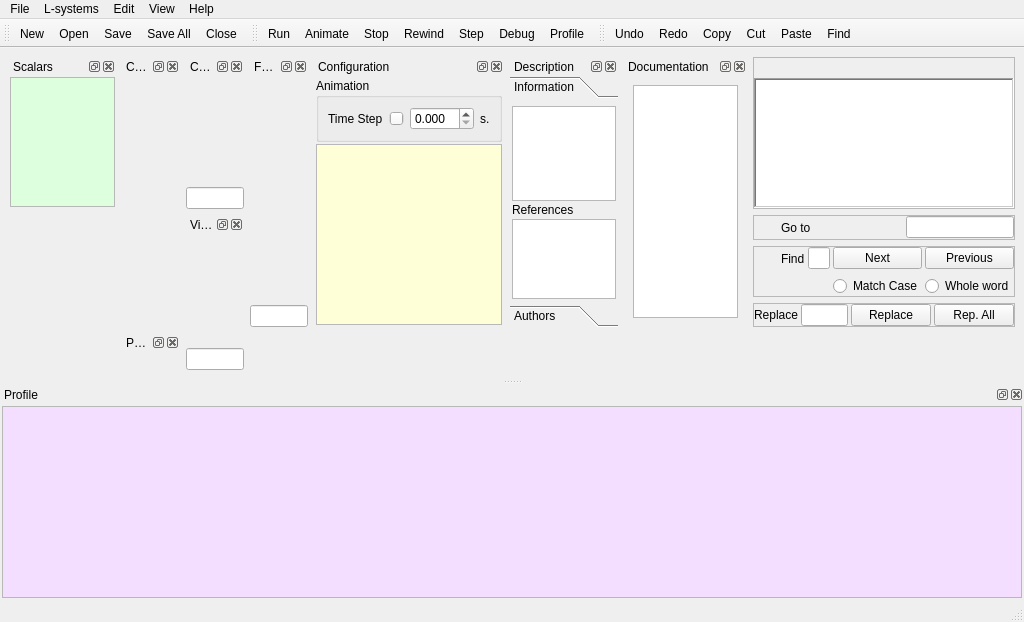
First picture: the form in src/openalea/lpy/gui/lpymainwindow.ui, repository openalea/lpy, before the edit.
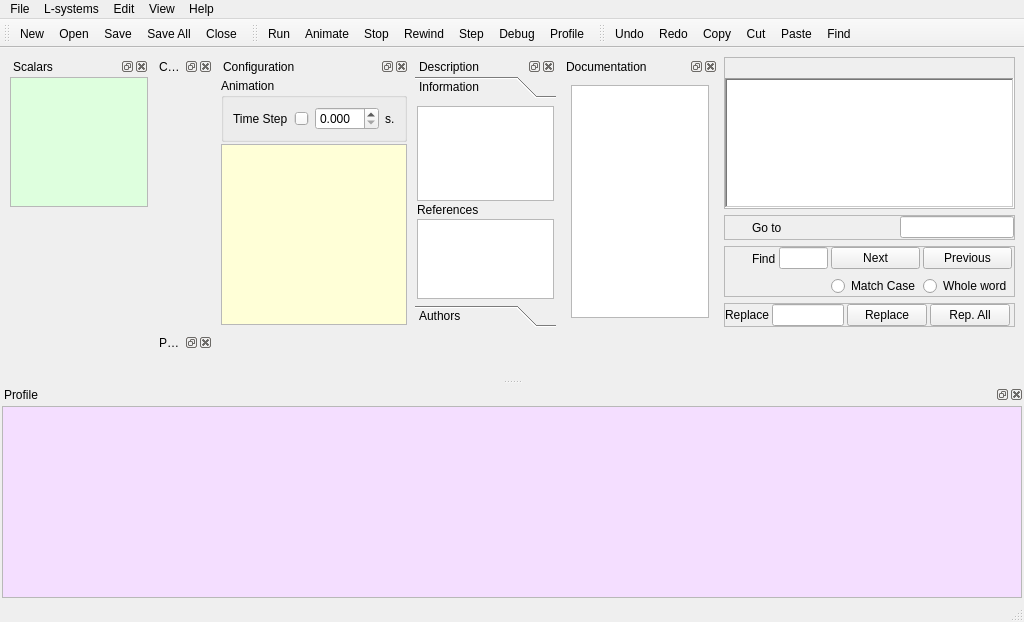
Second picture: the form after the edit. Icons and pictures are not drawn. Custom widgets are drawn as their Qt base class.

Commit message: - v 1.8.0 - add intrinsic roll on guide - improve interface with object panel - allow manipulation of panels (disable, new, delete, copy) - reput splash window - add import of some object of cpfg/lpfg

Patch:
```diff
--- a/src/openalea/lpy/gui/lpymainwindow.ui
+++ b/src/openalea/lpy/gui/lpymainwindow.ui
@@ -142,53 +142,7 @@
       </widget>
      </widget>
     </item>
-    <item row="0" column="2">
-     <widget class="QDockWidget" name="curveDock">
-      <property name="windowTitle">
-       <string>Curves</string>
-      </property>
-      <widget class="QWidget" name="dockWidgetContents_7">
-       <layout class="QVBoxLayout" name="verticalLayout_8">
-        <property name="spacing">
-         <number>0</number>
-        </property>
-        <property name="margin">
-         <number>0</number>
-        </property>
-        <item>
-         <widget class="CurvePanel" name="curvepanel" native="true"/>
-        </item>
-        <item>
-         <widget class="QLineEdit" name="curveNameEdit"/>
-        </item>
-       </layout>
-      </widget>
-     </widget>
-    </item>
-    <item row="0" column="3" rowspan="4">
-     <widget class="QDockWidget" name="functionDock">
-      <property name="windowTitle">
-       <string>Functions</string>
-      </property>
-      <widget class="QWidget" name="dockWidgetContents_6">
-       <layout class="QVBoxLayout" name="verticalLayout_4">
-        <property name="spacing">
-         <number>2</number>
-        </property>
-        <property name="margin">
-         <number>0</number>
-        </property>
-        <item>
-         <widget class="FunctionPanel" name="functionpanel" native="true"/>
-        </item>
-        <item>
-         <widget class="QLineEdit" name="funcNameEdit"/>
-        </item>
-       </layout>
-      </widget>
-     </widget>
-    </item>
-    <item row="0" column="4" rowspan="4">
+    <item row="0" column="2" rowspan="4">
      <widget class="QDockWidget" name="parametersDock">
       <property name="windowTitle">
        <string>Configuration</string>
@@ -381,7 +335,7 @@
       </widget>
      </widget>
     </item>
-    <item row="0" column="5" rowspan="4">
+    <item row="0" column="3" rowspan="4">
      <widget class="QDockWidget" name="descriptionDock">
       <property name="windowTitle">
        <string>Description</string>
@@ -407,7 +361,7 @@
             <rect>
              <x>0</x>
              <y>0</y>
-             <width>89</width>
+             <width>137</width>
              <height>184</height>
             </rect>
            </property>
@@ -528,7 +482,7 @@
       </widget>
      </widget>
     </item>
-    <item row="0" column="6" rowspan="4">
+    <item row="0" column="4" rowspan="4">
      <widget class="QDockWidget" name="helpDock">
       <property name="floating">
        <bool>false</bool>
@@ -552,7 +506,7 @@
       </widget>
      </widget>
     </item>
-    <item row="0" column="7">
+    <item row="0" column="5">
      <widget class="QFrame" name="frame">
       <property name="frameShape">
        <enum>QFrame::StyledPanel</enum>
@@ -604,30 +558,7 @@
       </layout>
      </widget>
     </item>
-    <item row="1" column="2" rowspan="4">
-     <widget class="QDockWidget" name="objectDock">
-      <property name="windowTitle">
-       <string>Visual Parameters</string>
-      </property>
-      <widget class="QWidget" name="dockWidgetContents_10">
-       <layout class="QVBoxLayout" name="verticalLayout_10">
-        <property name="spacing">
-         <number>0</number>
-        </property>
-        <property name="margin">
-         <number>0</number>
-        </property>
-        <item>
-         <widget class="ObjectPanel" name="objectpanel" native="true"/>
-        </item>
-        <item>
-         <widget class="QLineEdit" name="objectNameEdit"/>
-        </item>
-       </layout>
-      </widget>
-     </widget>
-    </item>
-    <item row="1" column="7">
+    <item row="1" column="5">
      <widget class="QFrame" name="frameGoto">
       <property name="frameShape">
        <enum>QFrame::StyledPanel</enum>
@@ -716,7 +647,7 @@
       </layout>
      </widget>
     </item>
-    <item row="2" column="7">
+    <item row="2" column="5">
      <widget class="QFrame" name="frameFind">
       <property name="frameShape">
        <enum>QFrame::StyledPanel</enum>
@@ -879,7 +810,7 @@
       </layout>
      </widget>
     </item>
-    <item row="3" column="7">
+    <item row="3" column="5">
      <widget class="QFrame" name="frameReplace">
       <property name="frameShape">
        <enum>QFrame::StyledPanel</enum>
@@ -1649,29 +1580,11 @@
    <header>PyQt4.QtGui.h</header>
    <container>1</container>
   </customwidget>
-  <customwidget>
-   <class>FunctionPanel</class>
-   <extends>QWidget</extends>
-   <header>curvepanel.h</header>
-   <container>1</container>
-  </customwidget>
-  <customwidget>
-   <class>CurvePanel</class>
-   <extends>QWidget</extends>
-   <header>curvepanel.h</header>
-   <container>1</container>
-  </customwidget>
   <customwidget>
    <class>ScalarEditor</class>
    <extends>QTreeView</extends>
    <header location="global">scalareditor.h</header>
   </customwidget>
-  <customwidget>
-   <class>ObjectPanel</class>
-   <extends>QWidget</extends>
-   <header>objectpanel.h</header>
-   <container>1</container>
-  </customwidget>
  </customwidgets>
  <tabstops>
   <tabstop>codeeditor</tabstop>
```
The commit also changes 23 other files.
